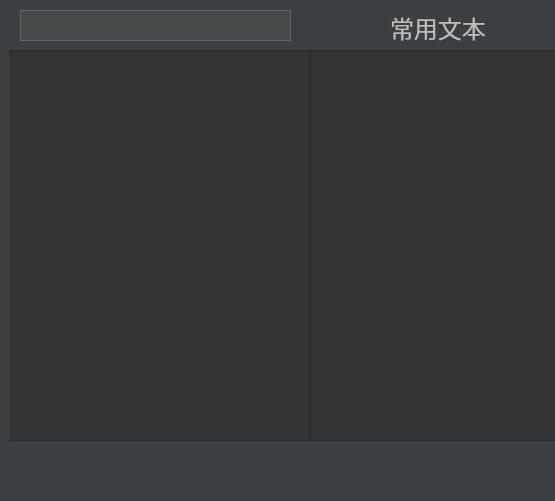
Old version of the form qclipper.ui in the repository charon-cheung/QClipper.
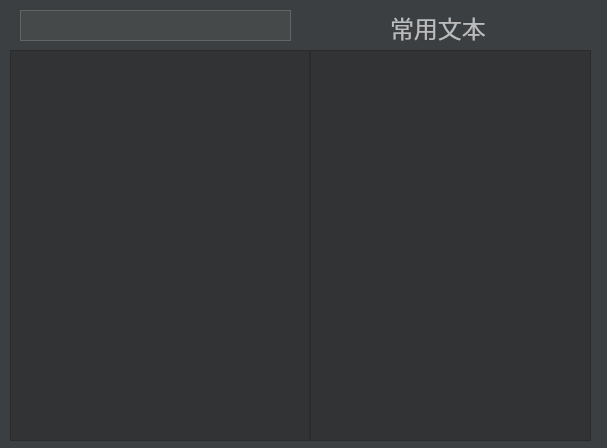
New version of the form. Icons and pictures are not drawn.

Diff of the .ui file:
```diff
--- a/qclipper.ui
+++ b/qclipper.ui
@@ -6,8 +6,8 @@
    <rect>
     <x>0</x>
     <y>0</y>
-    <width>555</width>
-    <height>501</height>
+    <width>607</width>
+    <height>448</height>
    </rect>
   </property>
   <property name="windowTitle">
```
